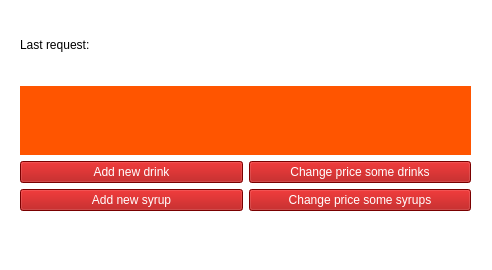
The window that coffeemachine.ui (Omazz/CoffeeMachineServer) describes before a commit, drawn with Qt 5.
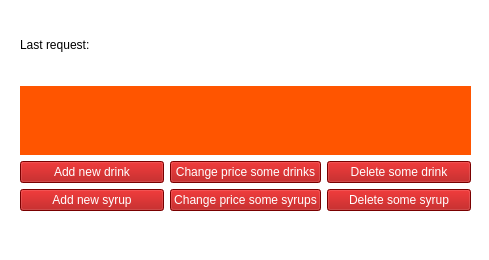
The same window after the commit.

Commit message: add buttons, write SQL requests

Diff of the .ui file:
```diff
--- a/coffeemachine.ui
+++ b/coffeemachine.ui
@@ -9,8 +9,8 @@
    <rect>
     <x>0</x>
     <y>0</y>
-    <width>492</width>
-    <height>270</height>
+    <width>489</width>
+    <height>260</height>
    </rect>
   </property>
   <property name="windowTitle">
@@ -102,6 +102,32 @@
          </item>
         </layout>
        </item>
+       <item>
+        <layout class="QVBoxLayout" name="verticalLayout_4">
+         <item>
+          <widget class="QPushButton" name="deleteSomeDrinkButton">
+           <property name="styleSheet">
+            <string notr="true">background-color: rgb(170, 0, 0);
+color: rgb(255, 255, 255);</string>
+           </property>
+           <property name="text">
+            <string>Delete some drink</string>
+           </property>
+          </widget>
+         </item>
+         <item>
+          <widget class="QPushButton" name="deleteSomeSyrupButton">
+           <property name="styleSheet">
+            <string notr="true">background-color: rgb(170, 0, 0);
+color: rgb(255, 255, 255);</string>
+           </property>
+           <property name="text">
+            <string>Delete some syrup</string>
+           </property>
+          </widget>
+         </item>
+        </layout>
+       </item>
       </layout>
      </item>
     </layout>
```
Left out of the diff: 2 changed lines with no effect on the pictures. The commit also changes 15 other files.
